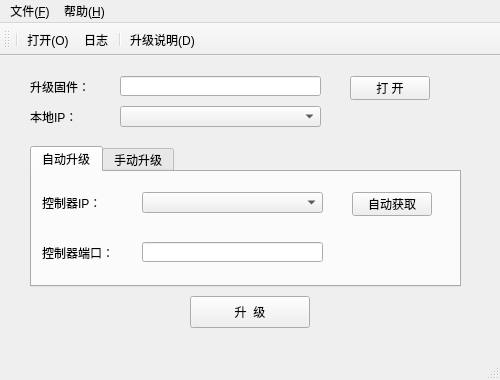
This is 测试/qt/Firmware Update/FirmwareUpdate/mainwindow.ui in chenxiwu/StudyNotes as Qt 5 draws it before an edit. The edited form follows.
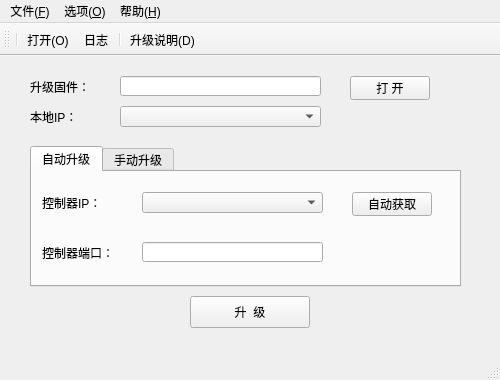
This is the edited form. Icons and pictures are not drawn.

Diff of the .ui file:
```diff
--- a/测试/qt/Firmware Update/FirmwareUpdate/mainwindow.ui
+++ b/测试/qt/Firmware Update/FirmwareUpdate/mainwindow.ui
@@ -250,7 +250,14 @@
     <addaction name="action_D"/>
     <addaction name="action_A"/>
    </widget>
+   <widget class="QMenu" name="menu_O">
+    <property name="title">
+     <string>选项(&amp;O)</string>
+    </property>
+    <addaction name="action_Log"/>
+   </widget>
    <addaction name="menu_F"/>
+   <addaction name="menu_O"/>
    <addaction name="menu_H"/>
   </widget>
   <widget class="QStatusBar" name="statusBar"/>
```
Left out of the diff: 9 changed lines with no effect on the pictures.
